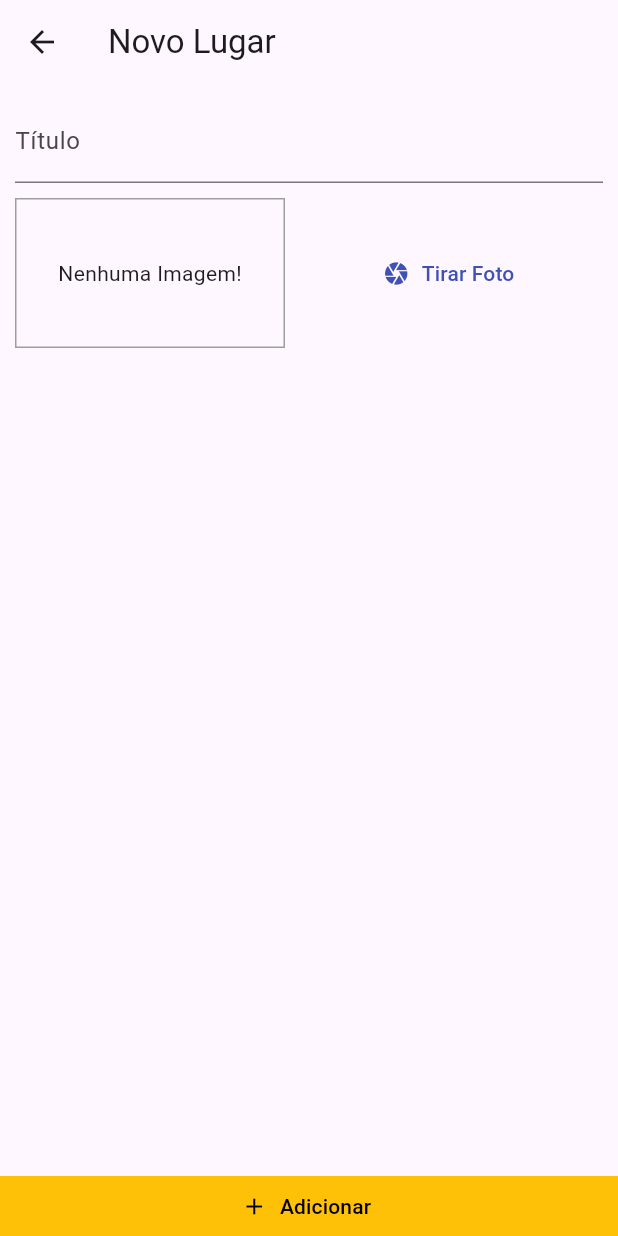
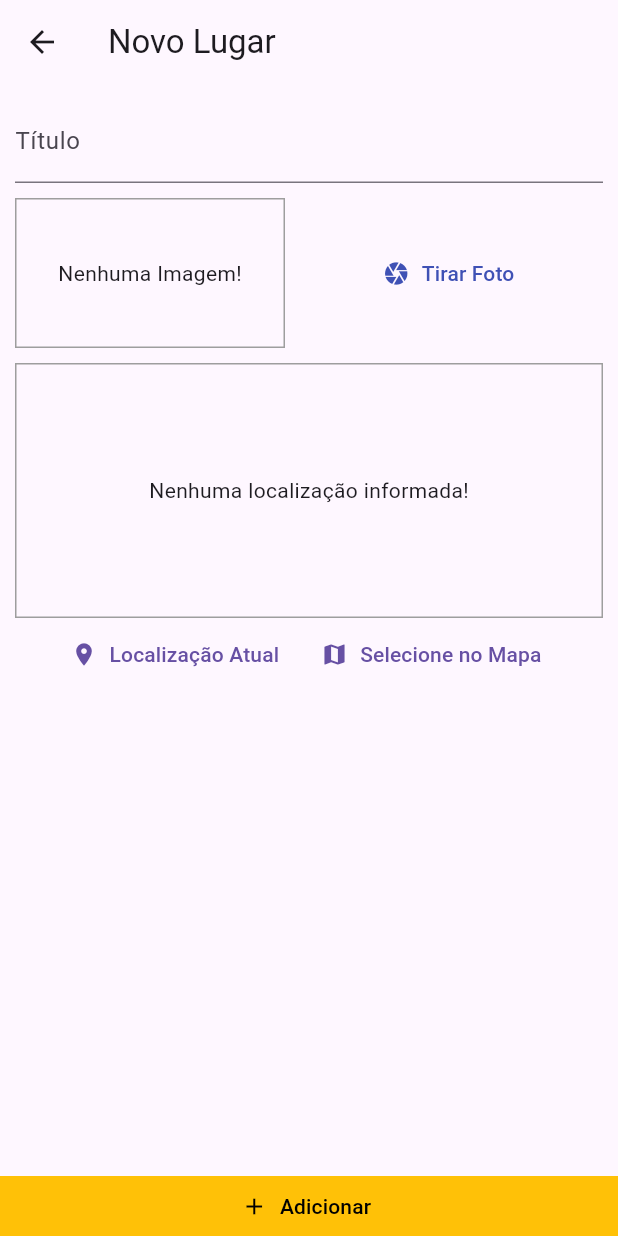
Before and after one commit to whoisgah/great_places, a Flutter app: the screen it shows after launch, after a tap on the "add" icon, on a phone screen of 412 x 824 dp. Run offline on Flutter 3.47's test engine with Material 3 defaults, Android fonts, the phone set to English and light mode, and no system bars; our stand-ins replace image_picker, location, sqflite; accounts and stored records are empty.

Commit message:
feat: add sqflite and location

```diff
--- a/lib/main.dart
+++ b/lib/main.dart
@@ -24,9 +24,9 @@ class MainApp extends StatelessWidget {
           colorScheme: theme.colorScheme
               .copyWith(secondary: Colors.amber, primary: Colors.indigo),
         ),
-        home: PlacesListScreen(),
+        home: const PlacesListScreen(),
         routes: {
-          AppRoutes.place_form: (ctx) => PlaceFormScreen(),
+          AppRoutes.place_form: (ctx) => const PlaceFormScreen(),
         },
       ),
     );
--- a/lib/providers/great_places.dart
+++ b/lib/providers/great_places.dart
@@ -3,9 +3,23 @@ import 'dart:math';
 
 import 'package:flutter/material.dart';
 import 'package:great_places/models/place.dart';
+import 'package:great_places/utils/db_util.dart';
 
 class GreatPlaces with ChangeNotifier {
   List<Place> _items = [];
+
+  Future<void> loadPlaces() async {
+    final dataList = await DbUtil.getData('places');
+    _items = dataList
+        .map((item) => Place(
+              id: item['id'],
+              title: item['title'],
+              location: const PlaceLocation(latitude: 0, longitude: 0),
+              image: File(item['image']),
+            ))
+        .toList();
+    notifyListeners();
+  }
 
   List<Place> get items => [..._items];
 
@@ -21,10 +35,15 @@ class GreatPlaces with ChangeNotifier {
     final newPlace = Place(
         id: Random().nextDouble().toString(),
         title: title,
-        location: PlaceLocation(latitude: 0, longitude: 0),
+        location: const PlaceLocation(latitude: 0, longitude: 0),
         image: image);
 
     _items.add(newPlace);
+    DbUtil.insert('places', {
+      'id': newPlace.id,
+      'title': newPlace.title,
+      'image': newPlace.image.path,
+    });
     notifyListeners();
   }
 }
--- a/lib/screens/place_form_screen.dart
+++ b/lib/screens/place_form_screen.dart
@@ -3,6 +3,7 @@ import 'dart:io';
 import 'package:flutter/material.dart';
 import 'package:great_places/providers/great_places.dart';
 import 'package:great_places/widgets/image_input.dart';
+import 'package:great_places/widgets/location_input.dart';
 import 'package:provider/provider.dart';
 
 class PlaceFormScreen extends StatefulWidget {
@@ -13,7 +14,6 @@ class PlaceFormScreen extends StatefulWidget {
 }
 
 class PlaceFormScreenState extends State<PlaceFormScreen> {
-
   final _titleController = TextEditingController();
   File? _pickedImage;
 
@@ -22,11 +22,12 @@ class PlaceFormScreenState extends State<PlaceFormScreen> {
   }
 
   void _submitForm() {
-    if(_titleController.text.isEmpty || _pickedImage == null) {
+    if (_titleController.text.isEmpty || _pickedImage == null) {
       return;
     }
 
-  Provider.of<GreatPlaces>(context, listen: false).addPlace(_titleController.text, _pickedImage!);
+    Provider.of<GreatPlaces>(context, listen: false)
+        .addPlace(_titleController.text, _pickedImage!);
 
     Navigator.of(context).pop();
   }
@@ -54,6 +55,8 @@ class PlaceFormScreenState extends State<PlaceFormScreen> {
                       ),
                       const SizedBox(height: 10),
                       ImageInput(_selectImage),
+                      const SizedBox(height: 10),
+                      const LocationInput(),
                     ],
                   ),
                 ),
--- a/lib/screens/places_list_screen.dart
+++ b/lib/screens/places_list_screen.dart
@@ -20,7 +20,13 @@ class PlacesListScreen extends StatelessWidget {
             ),
           ],
         ),
-        body: Consumer<GreatPlaces>(
+        body: FutureBuilder(
+            future:
+                Provider.of<GreatPlaces>(context, listen: false).loadPlaces(),
+            builder: (context, snapshot) => snapshot.connectionState ==
+                    ConnectionState.waiting
+                ? const Center(child: CircularProgressIndicator())
+                : Consumer<GreatPlaces>(
                     builder: (ctx, greatPlaces, ch) {
                       return greatPlaces.itemsCount == 0
                           ? ch!
@@ -28,15 +34,16 @@ class PlacesListScreen extends StatelessWidget {
                               itemCount: greatPlaces.itemsCount,
                               itemBuilder: (ctx, i) => ListTile(
                                 leading: CircleAvatar(
-                        backgroundImage:
-                            FileImage(greatPlaces.itemByIndex(i).image),
+                                  backgroundImage: FileImage(
+                                      greatPlaces.itemByIndex(i).image),
                                 ),
                                 title: Text(greatPlaces.itemByIndex(i).title),
                                 onTap: () {},
                               ),
                             );
                     },
-          child: Center(child: Text('Nenhum local cadastrado!')),
-        ));
+                    child:
+                        const Center(child: Text('Nenhum local cadastrado!')),
+                  )));
   }
 }
--- /dev/null
+++ b/lib/utils/db_util.dart
@@ -0,0 +1,27 @@
+import 'package:sqflite/sqflite.dart' as sql;
+import 'package:path/path.dart' as path;
+import 'package:sqflite/sqlite_api.dart';
+
+class DbUtil {
+  static Future<sql.Database> database() async {
+    final dbPath = await sql.getDatabasesPath();
+    return sql.openDatabase(
+      path.join(dbPath, 'places.db'),
+      onCreate: (db, version) {
+        return db.execute(
+            'CREATE TABLE places (id TEXT PRIMARY KEY, title TEXT, image TEXT)');
+      },
+      version: 1,
+    );
+  }
+
+  static Future<void> insert(String table, Map<String, Object> data) async {
+    final db = await DbUtil.database();
+    await db.insert(table, data, conflictAlgorithm: ConflictAlgorithm.replace);
+  }
+
+  static Future<List<Map<String, dynamic>>> getData(String table) async {
+    final db = await DbUtil.database();
+    return db.query(table);
+  }
+}
--- /dev/null
+++ b/lib/widgets/location_input.dart
@@ -0,0 +1,65 @@
+import 'package:flutter/material.dart';
+import 'package:location/location.dart';
+
+class LocationInput extends StatefulWidget {
+  const LocationInput({super.key});
+
+  @override
+  State<LocationInput> createState() => _LocationInputState();
+}
+
+class _LocationInputState extends State<LocationInput> {
+  String? _previewImageUrl;
+
+  Future<void> _getCurrentUserLocation() async {
+    final locData = await Location().getLocation();
+    print(locData.latitude);
+    print(locData.longitude);
+  }
+
+  @override
+  Widget build(BuildContext context) {
+    return Column(
+      children: [
+        Container(
+            height: 170,
+            width: double.infinity,
+            alignment: Alignment.center,
+            decoration: BoxDecoration(
+              border: Border.all(
+                width: 1,
+                color: Colors.grey,
+              ),
+            ),
+            child: _previewImageUrl != null
+                ? Image.network(
+                    _previewImageUrl!,
+                    fit: BoxFit.cover,
+                    width: double.infinity,
+                  )
+                : const Text('Nenhuma localização informada!')),
+        Row(
+          mainAxisAlignment: MainAxisAlignment.center,
+          children: [
+            TextButton.icon(
+              icon: const Icon(Icons.location_on),
+              label: const Text('Localização Atual'),
+              style: TextButton.styleFrom(
+                foregroundColor: Theme.of(context).primaryColor,
+              ),
+              onPressed: _getCurrentUserLocation,
+            ),
+            TextButton.icon(
+              icon: const Icon(Icons.map),
+              label: const Text('Selecione no Mapa'),
+              style: TextButton.styleFrom(
+                foregroundColor: Theme.of(context).primaryColor,
+              ),
+              onPressed: () {},
+            ),
+          ],
+        )
+      ],
+    );
+  }
+}
--- a/pubspec.yaml
+++ b/pubspec.yaml
@@ -10,9 +10,11 @@ dependencies:
   flutter:
     sdk: flutter
   image_picker: ^1.0.8
+  location: ^6.0.2
   path: ^1.8.3
   path_provider: ^2.1.3
   provider: ^6.1.2
+  sqflite: ^2.3.2
 
 dev_dependencies:
   flutter_test:
```
Also changed, not shown: pubspec.lock, 2 other files. Lines whose indentation alone changed are shown as unchanged.
